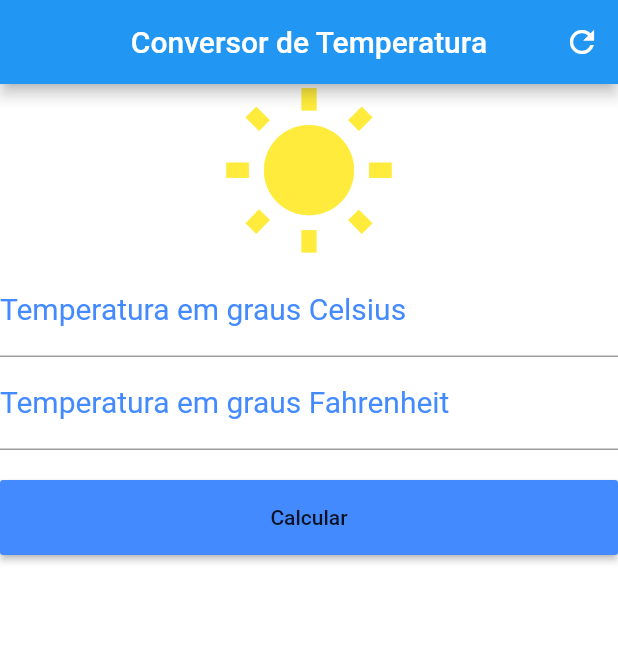
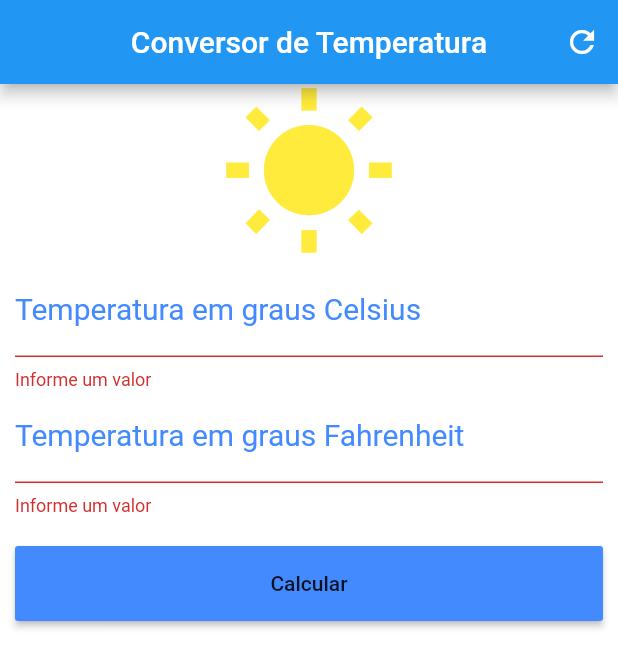
Before and after one commit to icarolopes/pos, a Flutter app: the screen it shows after launch, after a tap on "Calcular", on a phone screen of 412 x 824 dp. Shown: the top 668 px of the screen. Run offline on Flutter 3.47's test engine with Material 2 defaults, Android fonts, the phone set to English and light mode, and no system bars.

```diff
--- a/conversor_temperatura/lib/main.dart
+++ b/conversor_temperatura/lib/main.dart
@@ -12,6 +12,8 @@ class Home extends StatefulWidget {
 class _HomeState extends State<Home> {
   TextEditingController celsiusController = TextEditingController();
   TextEditingController fahrenheitController = TextEditingController();
+
+  GlobalKey<FormState> _formKey = GlobalKey<FormState>();
 
   void _resetFields () {
     celsiusController.text = '';
@@ -43,7 +45,7 @@ class _HomeState extends State<Home> {
     TextStyle styleDecoration = TextStyle(color: Colors.blueAccent, fontSize: 20);
     TextStyle styleField = TextStyle(color: Colors.red);
 
-    TextField tempCelsius = TextField(
+    TextFormField tempCelsius = TextFormField(
       keyboardType: TextInputType.number,
       decoration: InputDecoration(
         labelText: "Temperatura em graus Celsius",
@@ -51,9 +53,15 @@ class _HomeState extends State<Home> {
       ),
       textAlign: TextAlign.center,
       style: styleField,
-      controller: celsiusController
+      controller: celsiusController,
+      validator: (value) {
+        if(value.isEmpty) {
+          return "Informe um valor";
+        }
+      },
     );
-    TextField tempFahrenheit = TextField(
+
+    TextFormField tempFahrenheit = TextFormField(
       keyboardType: TextInputType.number,
       decoration: InputDecoration(
         labelText: "Temperatura em graus Fahrenheit",
@@ -61,11 +69,16 @@ class _HomeState extends State<Home> {
       ),
       textAlign: TextAlign.center,
       style: styleField,
-      controller: fahrenheitController
+      controller: fahrenheitController,
+      validator: (value) {
+        if(value.isEmpty) {
+          return "Informe um valor";
+        }
+      }
     );
 
     RaisedButton raisedButton = RaisedButton(
-      onPressed: _converter,
+      onPressed: () { if (_formKey.currentState.validate()) { _converter(); } },
       child: Text("Calcular"),
       color: Colors.blueAccent
     );
@@ -90,8 +103,14 @@ class _HomeState extends State<Home> {
       ],
     );
 
+    Form form = Form(
+      child: column,
+      key: _formKey
+    );
+
     SingleChildScrollView singleChildScrollView = SingleChildScrollView(
-      child: column
+      child: form,
+      padding: EdgeInsets.fromLTRB(10.0, 0, 10.0, 0)
     );
 
     Scaffold scaffold = Scaffold(
```
